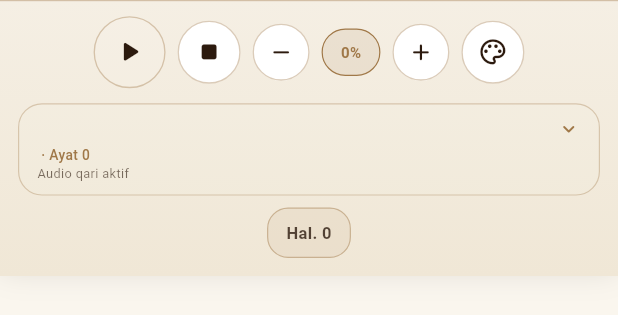
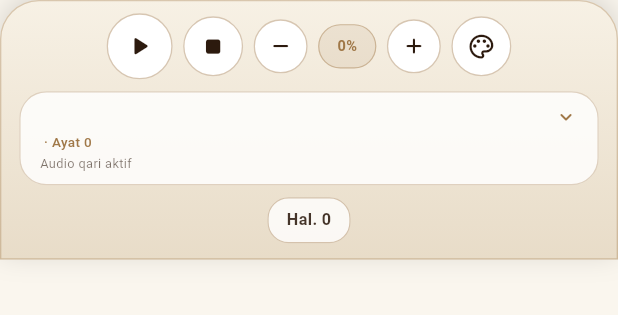
Before and after one commit to adamajah/Quran, a Flutter app: the BottomBar widget shown alone on an empty page, opened directly with empty values, on a phone screen of 412 x 824 dp. Shown: the top 315 px of the screen. Run offline on Flutter 3.47's test engine with Material 3 defaults, Android fonts, the phone set to English and light mode, and no system bars; our stand-ins replace audioplayers, battery_plus, connectivity_plus, dio, flutter_local_notifications, flutter_screenutil and 8 more; missing offline and left inert: quran, storage_space; accounts and stored records are empty; Roboto replaces fonts that are missing (Amiri).

Commit message:
Refine mushaf reader layout and bottom bar proportions

```diff
--- a/lib/widgets/common/bottom_bar.dart
+++ b/lib/widgets/common/bottom_bar.dart
@@ -34,29 +34,27 @@ class BottomBar extends StatelessWidget {
 
   @override
   Widget build(BuildContext context) {
-    final isDark = Theme.of(context).brightness == Brightness.dark;
-    final bgTop = isDark ? const Color(0xFF141414) : const Color(0xFFF5EFE4);
-    final bgBottom = isDark ? const Color(0xFF0F0F10) : const Color(0xFFF0E7D6);
-    final textColor = isDark ? const Color(0xFFF8F6F0) : AppColors.dark;
-    final muted = textColor.withValues(alpha: 0.62);
-    final gold = AppColors.gold.withValues(alpha: isDark ? 0.92 : 0.86);
+    final gold = AppColors.gold;
+    final bgTop = const Color(0xFFF7F1E5);
+    final bgBottom = const Color(0xFFE8DCC8);
+    final textColor = AppColors.dark;
+    final muted = textColor.withValues(alpha: 0.6);
 
     return SafeArea(
       top: false,
       child: Container(
-        padding: const EdgeInsets.fromLTRB(12, 10, 12, 12),
+        padding: const EdgeInsets.fromLTRB(12, 8, 12, 10),
         decoration: BoxDecoration(
           gradient: LinearGradient(
             begin: Alignment.topCenter,
             end: Alignment.bottomCenter,
             colors: [bgTop, bgBottom],
           ),
-          border: Border(
-            top: BorderSide(color: gold.withValues(alpha: 0.4), width: 0.8),
-          ),
+          borderRadius: const BorderRadius.vertical(top: Radius.circular(26)),
+          border: Border.all(color: gold.withValues(alpha: 0.35), width: 0.9),
           boxShadow: [
             BoxShadow(
-              color: Colors.black.withValues(alpha: isDark ? 0.35 : 0.12),
+              color: Colors.black.withValues(alpha: 0.14),
               blurRadius: 16,
               offset: const Offset(0, -4),
             ),
@@ -68,29 +66,30 @@ class BottomBar extends StatelessWidget {
             LayoutBuilder(
               builder: (context, constraints) {
                 final compact = constraints.maxWidth < 430;
-                final controlWrap = Wrap(
-                  spacing: 8,
-                  runSpacing: 8,
-                  alignment: WrapAlignment.spaceBetween,
+
+                final controls = Wrap(
+                  spacing: 7,
+                  runSpacing: 7,
+                  alignment: WrapAlignment.center,
                   crossAxisAlignment: WrapCrossAlignment.center,
                   children: [
                     _LuxuryButton(
                       icon: playing ? Icons.pause_rounded : Icons.play_arrow_rounded,
                       active: playing,
                       filled: true,
-                      size: 48,
+                      size: 44,
                       onTap: onPlay,
                     ),
                     _LuxuryButton(
                       icon: Icons.stop_rounded,
                       active: false,
-                      size: 42,
+                      size: 40,
                       onTap: onStop,
                     ),
                     _LuxuryButton(
                       icon: Icons.remove_rounded,
                       active: false,
-                      size: 38,
+                      size: 36,
                       onTap: onZoomOut,
                     ),
                     _ZoomPill(
@@ -101,7 +100,7 @@ class BottomBar extends StatelessWidget {
                     _LuxuryButton(
                       icon: Icons.add_rounded,
                       active: false,
-                      size: 38,
+                      size: 36,
                       onTap: onZoomIn,
                     ),
                     GestureDetector(
@@ -110,14 +109,14 @@ class BottomBar extends StatelessWidget {
                       child: _LuxuryButton(
                         icon: Icons.palette_outlined,
                         active: showTajwid,
-                        size: 42,
+                        size: 40,
                         onTap: onToggleTajwid,
                       ),
                     ),
                   ],
                 );
 
-                final infoRow = compact
+                final info = compact
                     ? Column(
                         children: [
                           _ReciterTile(
@@ -154,9 +153,9 @@ class BottomBar extends StatelessWidget {
                 return Column(
                   mainAxisSize: MainAxisSize.min,
                   children: [
-                    controlWrap,
-                    const SizedBox(height: 10),
-                    infoRow,
+                    controls,
+                    const SizedBox(height: 8),
+                    info,
                   ],
                 );
               },
@@ -182,17 +181,17 @@ class _PageTile extends StatelessWidget {
   @override
   Widget build(BuildContext context) {
     return Container(
-      padding: const EdgeInsets.symmetric(horizontal: 12, vertical: 8),
+      padding: const EdgeInsets.symmetric(horizontal: 12, vertical: 7),
       decoration: BoxDecoration(
-        color: gold.withValues(alpha: 0.08),
+        color: Colors.white.withValues(alpha: 0.8),
         borderRadius: BorderRadius.circular(14),
-        border: Border.all(color: gold.withValues(alpha: 0.45), width: 0.8),
+        border: Border.all(color: gold.withValues(alpha: 0.42), width: 0.8),
       ),
       child: Text(
         'Hal. $pageNum',
         style: TextStyle(
-          fontSize: 11,
-          color: textColor.withValues(alpha: 0.8),
+          fontSize: 10.8,
+          color: textColor.withValues(alpha: 0.88),
           fontWeight: FontWeight.w700,
         ),
       ),
@@ -225,16 +224,13 @@ class _ReciterTile extends StatelessWidget {
       color: Colors.transparent,
       child: InkWell(
         onTap: onTap,
-        borderRadius: BorderRadius.circular(16),
+        borderRadius: BorderRadius.circular(18),
         child: Container(
-          padding: const EdgeInsets.symmetric(horizontal: 12, vertical: 8),
+          padding: const EdgeInsets.symmetric(horizontal: 13, vertical: 8),
           decoration: BoxDecoration(
-            color: Colors.white.withValues(alpha: 0.03),
-            borderRadius: BorderRadius.circular(16),
-            border: Border.all(
-              color: gold.withValues(alpha: 0.34),
-              width: 0.8,
-            ),
+            color: Colors.white.withValues(alpha: 0.82),
+            borderRadius: BorderRadius.circular(18),
+            border: Border.all(color: gold.withValues(alpha: 0.32), width: 0.8),
           ),
           child: Column(
             crossAxisAlignment: CrossAxisAlignment.start,
@@ -247,7 +243,7 @@ class _ReciterTile extends StatelessWidget {
                       reciter,
                       overflow: TextOverflow.ellipsis,
                       style: TextStyle(
-                        fontSize: 11.5,
+                        fontSize: 11.1,
                         fontWeight: FontWeight.w700,
                         color: textColor,
                       ),
@@ -266,19 +262,16 @@ class _ReciterTile extends StatelessWidget {
               '$surahName · Ayat $playVerse',
               overflow: TextOverflow.ellipsis,
               style: TextStyle(
-                  fontSize: 9.2,
+                fontSize: 9.0,
                 color: gold,
                 fontWeight: FontWeight.w500,
               ),
             ),
-              if (!showTajwid)
+            const SizedBox(height: 2),
               Text(
-                  'Audio qari aktif',
-                  style: TextStyle(fontSize: 8.5, color: muted),
-                )
-              else
-                Text(
-                  'Tajwid aktif · tekan lama untuk panduan',
+                showTajwid
+                    ? 'Tajwid aktif · tekan lama untuk panduan'
+                    : 'Audio qari aktif',
                 style: TextStyle(fontSize: 8.5, color: muted),
               ),
             ],
@@ -306,16 +299,10 @@ class _LuxuryButton extends StatelessWidget {
 
   @override
   Widget build(BuildContext context) {
-    final isDark = Theme.of(context).brightness == Brightness.dark;
     final gold = AppColors.gold;
-    final bg = filled
-        ? (active ? gold : Colors.white.withValues(alpha: isDark ? 0.05 : 0.08))
-        : (isDark ? Colors.white.withValues(alpha: 0.04) : Colors.white);
-
-    final border = active ? gold : gold.withValues(alpha: isDark ? 0.28 : 0.38);
-    final iconColor = filled && active
-        ? (isDark ? const Color(0xFF171717) : const Color(0xFF151515))
-        : (active ? gold : (isDark ? const Color(0xFFF8F6F0) : AppColors.dark));
+    final bg = filled ? (active ? gold : Colors.white) : Colors.white;
+    final border = active ? gold : gold.withValues(alpha: 0.42);
+    final iconColor = filled && active ? const Color(0xFF171717) : (active ? gold : AppColors.dark);
 
     return Material(
       color: Colors.transparent,
@@ -332,9 +319,9 @@ class _LuxuryButton extends StatelessWidget {
             boxShadow: [
               if (active)
                 BoxShadow(
-                  color: gold.withValues(alpha: 0.18),
-                  blurRadius: 10,
-                  offset: const Offset(0, 3),
+                  color: gold.withValues(alpha: 0.12),
+                  blurRadius: 8,
+                  offset: const Offset(0, 2),
                 ),
             ],
           ),
@@ -358,11 +345,8 @@ class _ZoomPill extends StatelessWidget {
 
   @override
   Widget build(BuildContext context) {
-    final isDark = Theme.of(context).brightness == Brightness.dark;
     final gold = AppColors.gold;
-    final textColor = active
-        ? gold
-        : (isDark ? const Color(0xFFF8F6F0) : AppColors.dark);
+    final textColor = active ? gold : AppColors.dark;
 
     return Material(
       color: Colors.transparent,
@@ -370,21 +354,16 @@ class _ZoomPill extends StatelessWidget {
         onTap: onTap,
         borderRadius: BorderRadius.circular(999),
         child: Container(
-          padding: const EdgeInsets.symmetric(horizontal: 12, vertical: 8),
+          padding: const EdgeInsets.symmetric(horizontal: 12, vertical: 7),
           decoration: BoxDecoration(
-            color: active
-                ? gold.withValues(alpha: 0.12)
-                : Colors.white.withValues(alpha: isDark ? 0.04 : 0.08),
+            color: active ? gold.withValues(alpha: 0.12) : Colors.white,
             borderRadius: BorderRadius.circular(999),
-            border: Border.all(
-              color: active ? gold : gold.withValues(alpha: isDark ? 0.28 : 0.38),
-              width: 0.8,
-            ),
+            border: Border.all(color: gold.withValues(alpha: 0.42), width: 0.8),
           ),
           child: Text(
             '$percent%',
             style: TextStyle(
-              fontSize: 10,
+              fontSize: 9.7,
               color: textColor,
               fontWeight: FontWeight.w700,
             ),
```
Also changed, not shown: lib/widgets/mushaf/mushaf_page.dart (+23 -6 lines), lib/widgets/mushaf/normal_page.dart (+1 -9 lines), lib/widgets/mushaf/page_elements.dart (+42 -35 lines). Lines whose indentation alone changed are shown as unchanged.
